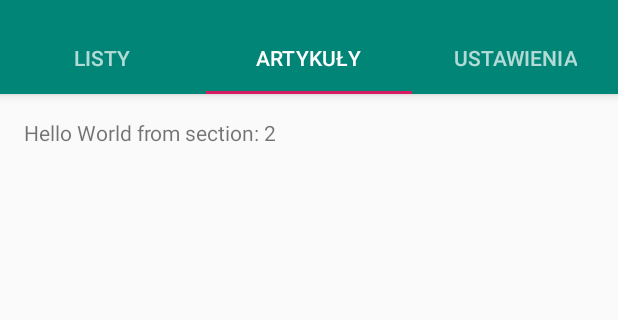
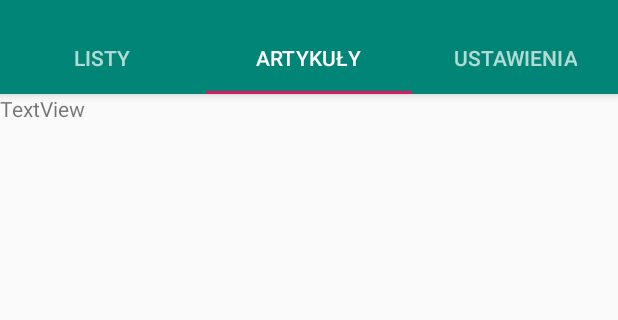
Before and after one commit to zandar84/lista_zakupow, an Android app: the screen it shows after launch (MainActivity), tab 2 chosen, on a phone screen of 412 x 824 dp, the part 74-394 px from its top. Run offline under Robolectric (Android 15) with nearby library versions, the phone set to English and light mode, and no system bars.

Commit message:
działa różna zawartość we wszystkich trzech kartach

```diff
--- a/app/build.gradle
+++ b/app/build.gradle
@@ -19,11 +19,13 @@ android {
 }
 
 dependencies {
-    implementation fileTree(dir: 'libs', include: ['*.jar'])
+    implementation fileTree(include: ['*.jar'], dir: 'libs')
     implementation 'com.android.support:appcompat-v7:28.0.0'
     implementation 'com.android.support:design:28.0.0'
     implementation 'com.android.support.constraint:constraint-layout:1.1.3'
     testImplementation 'junit:junit:4.12'
     androidTestImplementation 'com.android.support.test:runner:1.0.2'
     androidTestImplementation 'com.android.support.test.espresso:espresso-core:3.0.2'
+    implementation 'com.android.support:recyclerview-v7:28.0.0'
+    implementation 'com.android.support:cardview-v7:28.0.0'
 }
--- a/app/src/main/java/com/example/kkk/lista_zakupow/MainActivity.java
+++ b/app/src/main/java/com/example/kkk/lista_zakupow/MainActivity.java
@@ -1,8 +1,6 @@
 package com.example.kkk.lista_zakupow;
 
 import android.support.design.widget.TabLayout;
-import android.support.design.widget.FloatingActionButton;
-import android.support.design.widget.Snackbar;
 import android.support.v7.app.AppCompatActivity;
 import android.support.v7.widget.Toolbar;
 
@@ -84,37 +82,37 @@ public class MainActivity extends AppCompatActivity {
     /**
      * A placeholder fragment containing a simple view.
      */
-    public static class PlaceholderFragment extends Fragment {
-        /**
-         * The fragment argument representing the section number for this
-         * fragment.
-         */
-        private static final String ARG_SECTION_NUMBER = "section_number";
-
-        public PlaceholderFragment() {
-        }
-
-        /**
-         * Returns a new instance of this fragment for the given section
-         * number.
-         */
-        public static PlaceholderFragment newInstance(int sectionNumber) {
-            PlaceholderFragment fragment = new PlaceholderFragment();
-            Bundle args = new Bundle();
-            args.putInt(ARG_SECTION_NUMBER, sectionNumber);
-            fragment.setArguments(args);
-            return fragment;
-        }
-
-        @Override
-        public View onCreateView(LayoutInflater inflater, ViewGroup container,
-                                 Bundle savedInstanceState) {
-            View rootView = inflater.inflate(R.layout.fragment_main, container, false);
-            TextView textView = (TextView) rootView.findViewById(R.id.section_label);
-            textView.setText(getString(R.string.section_format, getArguments().getInt(ARG_SECTION_NUMBER)));
-            return rootView;
-        }
-    }
+//    public static class PlaceholderFragment extends Fragment {
+//        /**
+//         * The fragment argument representing the section number for this
+//         * fragment.
+//         */
+//        private static final String ARG_SECTION_NUMBER = "section_number";
+//
+//        public PlaceholderFragment() {
+//        }
+//
+//        /**
+//         * Returns a new instance of this fragment for the given section
+//         * number.
+//         */
+//        public static PlaceholderFragment newInstance(int sectionNumber) {
+//            PlaceholderFragment fragment = new PlaceholderFragment();
+//            Bundle args = new Bundle();
+//            args.putInt(ARG_SECTION_NUMBER, sectionNumber);
+//            fragment.setArguments(args);
+//            return fragment;
+//        }
+//
+//        @Override
+//        public View onCreateView(LayoutInflater inflater, ViewGroup container,
+//                                 Bundle savedInstanceState) {
+//            View rootView = inflater.inflate(R.layout.fragment_main, container, false);
+//            TextView textView = (TextView) rootView.findViewById(R.id.section_label);
+//            textView.setText(getString(R.string.section_format, getArguments().getInt(ARG_SECTION_NUMBER)));
+//            return rootView;
+//        }
+//    }
 
     /**
      * A {@link FragmentPagerAdapter} that returns a fragment corresponding to
@@ -130,7 +128,21 @@ public class MainActivity extends AppCompatActivity {
         public Fragment getItem(int position) {
             // getItem is called to instantiate the fragment for the given page.
             // Return a PlaceholderFragment (defined as a static inner class below).
-            return PlaceholderFragment.newInstance(position + 1);
+//            return PlaceholderFragment.newInstance(position + 1);
+            switch (position) {
+                case 0:
+                    tab1 t1 = new tab1();
+                    return t1;
+                case 1:
+                    tab2 t2 = new tab2();
+                    return t2;
+                case 2:
+                    tab3 t3 = new tab3();
+                    return t3;
+                default:
+                    return null;
+
+            }
         }
 
         @Override
@@ -138,5 +150,18 @@ public class MainActivity extends AppCompatActivity {
             // Show 3 total pages.
             return 3;
         }
+
+        @Override
+        public CharSequence getPageTitle(int position) {
+            switch (position) {
+                case 0:
+                    return "tab_text_1";
+                case 1:
+                    return "SECTION 2";
+                case 2:
+                    return "SECTION 3";
+            }
+            return null;
+        }
     }
 }
--- /dev/null
+++ b/app/src/main/java/com/example/kkk/lista_zakupow/tab1.java
@@ -0,0 +1,18 @@
+package com.example.kkk.lista_zakupow;
+
+import android.os.Bundle;
+import android.support.annotation.NonNull;
+import android.support.annotation.Nullable;
+import android.support.v4.app.Fragment;
+import android.view.LayoutInflater;
+import android.view.View;
+import android.view.ViewGroup;
+
+public class tab1 extends Fragment {
+    @Nullable
+    @Override
+    public View onCreateView(@NonNull LayoutInflater inflater, ViewGroup container, @Nullable Bundle savedInstanceState) {
+        View myview=inflater.inflate(R.layout.tab1_frag, container, false);
+        return myview;
+    }
+}
--- /dev/null
+++ b/app/src/main/java/com/example/kkk/lista_zakupow/tab2.java
@@ -0,0 +1,18 @@
+package com.example.kkk.lista_zakupow;
+
+import android.os.Bundle;
+import android.support.annotation.NonNull;
+import android.support.annotation.Nullable;
+import android.support.v4.app.Fragment;
+import android.view.LayoutInflater;
+import android.view.View;
+import android.view.ViewGroup;
+
+public class tab2 extends Fragment {
+    @Nullable
+    @Override
+    public View onCreateView(@NonNull LayoutInflater inflater, ViewGroup container, @Nullable Bundle savedInstanceState) {
+        View myview=inflater.inflate(R.layout.tab2_frag, container, false);
+        return myview;
+    }
+}
--- /dev/null
+++ b/app/src/main/java/com/example/kkk/lista_zakupow/tab3.java
@@ -0,0 +1,18 @@
+package com.example.kkk.lista_zakupow;
+
+import android.os.Bundle;
+import android.support.annotation.NonNull;
+import android.support.annotation.Nullable;
+import android.support.v4.app.Fragment;
+import android.view.LayoutInflater;
+import android.view.View;
+import android.view.ViewGroup;
+
+public class tab3 extends Fragment {
+    @Nullable
+    @Override
+    public View onCreateView(@NonNull LayoutInflater inflater, ViewGroup container, @Nullable Bundle savedInstanceState) {
+        View myview=inflater.inflate(R.layout.tab3_frag, container, false);
+        return myview;
+    }
+}
--- a/app/src/main/res/layout/fragment_main.xml
+++ b/app/src/main/res/layout/fragment_main.xml
@@ -7,17 +7,5 @@
     android:layout_height="match_parent"
     tools:context=".MainActivity$PlaceholderFragment">
 
-    <TextView
-        android:id="@+id/section_label"
-        android:layout_width="wrap_content"
-        android:layout_height="wrap_content"
-        android:layout_marginStart="@dimen/activity_horizontal_margin"
-        android:layout_marginTop="@dimen/activity_vertical_margin"
-        android:layout_marginEnd="@dimen/activity_horizontal_margin"
-        android:layout_marginBottom="@dimen/activity_vertical_margin"
-        app:layout_constraintLeft_toLeftOf="parent"
-        app:layout_constraintTop_toTopOf="@+id/constraintLayout"
-        tools:layout_constraintLeft_creator="1"
-        tools:layout_constraintTop_creator="1" />
 
 </android.support.constraint.ConstraintLayout>
--- /dev/null
+++ b/app/src/main/res/layout/tab2_frag.xml
@@ -0,0 +1,15 @@
+<?xml version="1.0" encoding="utf-8"?>
+<android.support.constraint.ConstraintLayout
+    xmlns:android="http://schemas.android.com/apk/res/android"
+    xmlns:tools="http://schemas.android.com/tools"
+    android:layout_width="match_parent"
+    android:layout_height="match_parent">
+
+    <TextView
+        android:id="@+id/textView"
+        android:layout_width="wrap_content"
+        android:layout_height="wrap_content"
+        android:text="TextView"
+        tools:layout_editor_absoluteX="176dp"
+        tools:layout_editor_absoluteY="310dp" />
+</android.support.constraint.ConstraintLayout>
```
Also changed, not shown: app/src/main/res/layout/tab1_frag.xml (added, +15 -0 lines), app/src/main/res/layout/tab3_frag.xml (added, +17 -0 lines).
